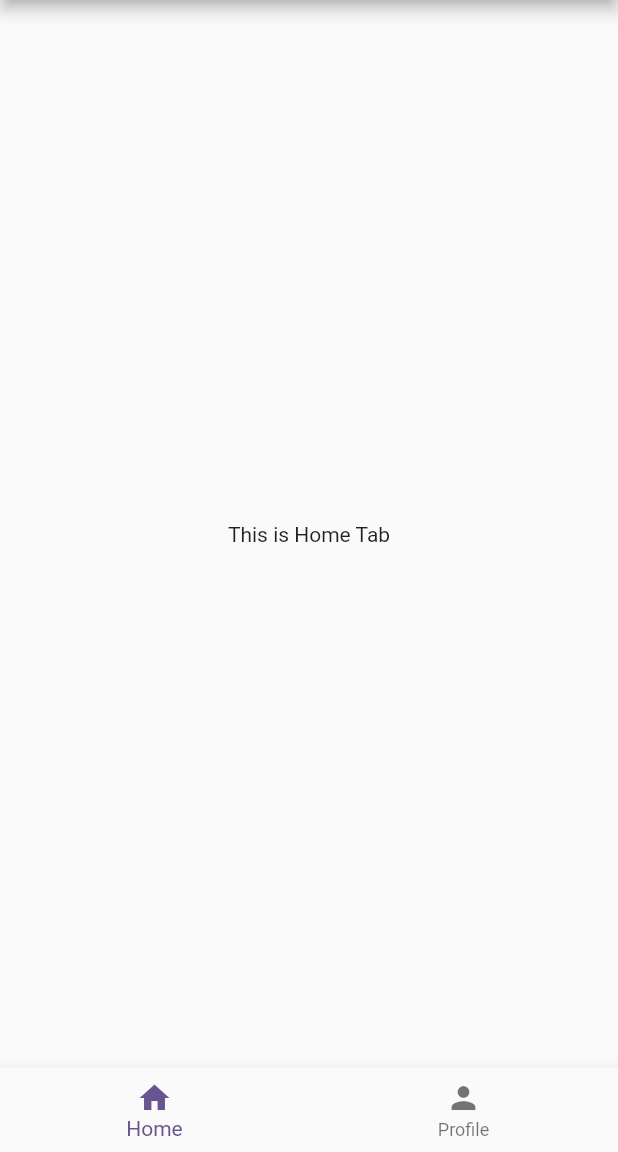
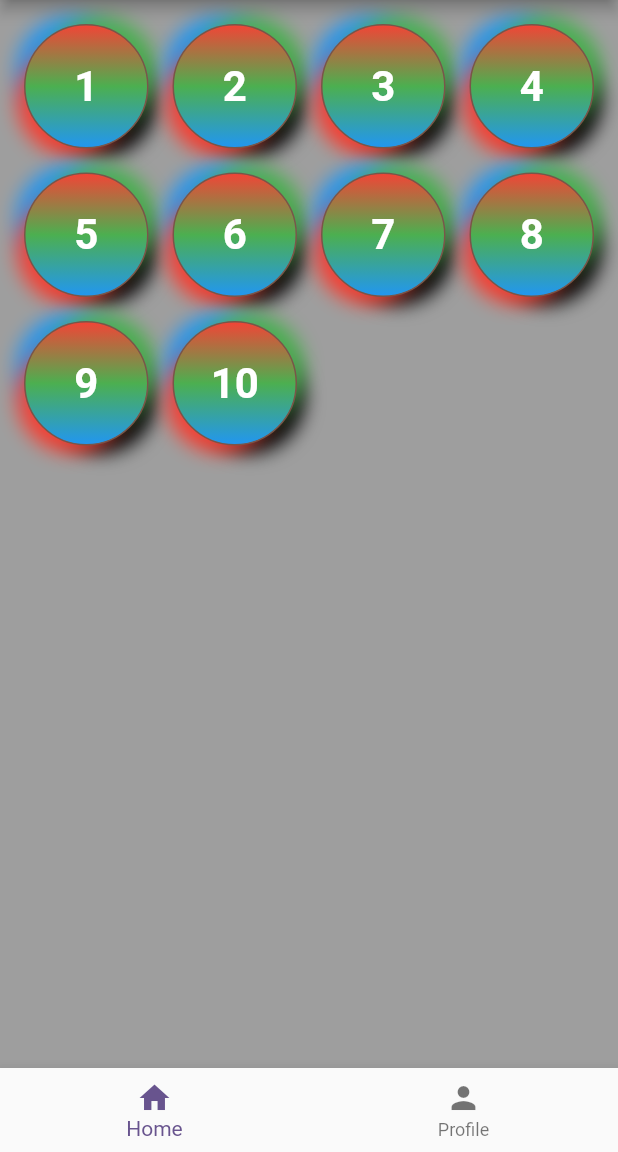
Before and after one commit to nixuiui/belajar-flutter-batch-2, a Flutter app: the MyHomePage screen opened directly, on a phone screen of 412 x 824 dp, the part 84-1236 px from its top. Run offline on Flutter 3.47's test engine with Material 3 defaults, Android fonts, the phone set to English and light mode, and no system bars.

Commit message:
add layouting widget

```diff
--- a/lib/main.dart
+++ b/lib/main.dart
@@ -1,4 +1,4 @@
-import 'package:belajar_flutter_batch_2/telegram.dart';
+import 'package:belajar_flutter_batch_2/my_home_page.dart';
 import 'package:flutter/material.dart';
 
 void main() {
@@ -16,7 +16,7 @@ class MyApp extends StatelessWidget {
         colorScheme: ColorScheme.fromSeed(seedColor: Colors.deepPurple),
         useMaterial3: false,
       ),
-      home: const TelegramPage(),
+      home: const MyHomePage(),
     );
   }
 }
--- a/lib/tabs/home_tab.dart
+++ b/lib/tabs/home_tab.dart
@@ -8,10 +8,182 @@ class HomeTab extends StatefulWidget {
 }
 
 class _HomeTabState extends State<HomeTab> {
+
+  final data = ["1", "2", "3", "4", "5", "6", "7", "8", "9", "10"];
+
   @override
   Widget build(BuildContext context) {
-    return const Center(
-      child: Text('This is Home Tab')
+    return Container(
+      color: Colors.grey,
+      child: GridView.count(
+        crossAxisCount: 4,
+        padding: const EdgeInsets.all(16),
+        mainAxisSpacing: 16,
+        crossAxisSpacing: 16,
+        children: data.map((e) => _buildBox(40, 40, e)).toList(),
+      ),
+    );
+
+    // return Container(
+    //   color: Colors.grey,
+    //   child: ListView.separated(
+    //     padding: const EdgeInsets.all(16),
+    //     itemCount: data.length,
+    //     separatorBuilder: (context, index) => const SizedBox(height: 32),
+    //     itemBuilder: (context, index) => _buildBox(40, 40, data[index])
+    //   ),
+    // );
+
+    // return Container(
+    //   color: Colors.grey,
+    //   child: ListView(
+    //     padding: const EdgeInsets.all(16),
+    //     children: [
+    //       _buildBox(40, 40, '1'),
+    //       _buildBox(40, 40, '2'),
+    //       _buildBox(40, 40, '1'),
+    //       _buildBox(40, 40, '2'),
+    //       SizedBox(
+    //         height: 72,
+    //         child: ListView(
+    //           padding: const EdgeInsets.all(16),
+    //           shrinkWrap: true,
+    //           physics: const ClampingScrollPhysics(),
+    //           scrollDirection: Axis.horizontal,
+    //           children: [
+    //             _buildBox(40, 40, '1'),
+    //             _buildBox(40, 40, '2'),
+    //             _buildBox(40, 40, '1'),
+    //             _buildBox(40, 40, '2'),
+    //             _buildBox(40, 40, '1'),
+    //             _buildBox(40, 40, '1'),
+    //             _buildBox(40, 40, '2'),
+    //             _buildBox(40, 40, '1'),
+    //             _buildBox(40, 40, '2'),
+    //             _buildBox(40, 40, '1'),
+    //             _buildBox(40, 40, '1'),
+    //             _buildBox(40, 40, '2'),
+    //             _buildBox(40, 40, '1'),
+    //             _buildBox(40, 40, '2'),
+    //             _buildBox(40, 40, '1'),
+    //           ],
+    //         ),
+    //       ),
+    //       ListView(
+    //         shrinkWrap: true,
+    //         physics: const ClampingScrollPhysics(),
+    //         children: [
+    //           _buildBox(40, 60, '2'),
+    //           _buildBox(40, 60, '1'),
+    //           _buildBox(40, 60, '2'),
+    //           _buildBox(40, 60, '1'),
+    //         ],
+    //       ),
+    //       _buildBox(40, 40, '2'),
+    //       _buildBox(40, 40, '1'),
+    //       _buildBox(40, 40, '2'),
+    //       _buildBox(40, 40, '1'),
+    //       _buildBox(40, 40, '2'),
+    //       _buildBox(40, 40, '1'),
+    //       _buildBox(40, 40, '2'),
+    //       _buildBox(40, 40, '1'),
+    //       _buildBox(40, 40, '2'),
+    //       _buildBox(40, 40, '1'),
+    //       _buildBox(40, 40, '2'),
+    //     ],
+    //   ),
+    // );
+
+    // return Container(
+    //   color: Colors.grey,
+    //   padding: const EdgeInsets.all(16),
+    //   child: Row(
+    //     crossAxisAlignment: CrossAxisAlignment.center,
+    //     mainAxisAlignment: MainAxisAlignment.spaceAround,
+    //     children: [
+    //       _buildBox(40, 70, '1'),
+    //       _buildBox(40, 90, '2'),
+    //       _buildBox(40, 100, '1'),
+    //       _buildBox(40, 40, '2'),
+    //     ],
+    //   ),
+    // );
+
+    // return Container(
+    //   color: Colors.grey,
+    //   padding: const EdgeInsets.all(16),
+    //   width: double.infinity,
+    //   child: Column(
+    //     crossAxisAlignment: CrossAxisAlignment.center,
+    //     mainAxisAlignment: MainAxisAlignment.spaceAround,
+    //     children: [
+    //       _buildBox(200, 50, '1'),
+    //       _buildBox(300, 50, '2'),
+    //       _buildBox(100, 50, '2'),
+    //       _buildBox(200, 50, '1'),
+    //       _buildBox(300, 50, '2'),
+    //       _buildBox(100, 50, '2'),
+    //     ],
+    //   ),
+    // );
+  }
+
+  Widget _buildBox(double width, double height, String text) {
+    return Container(
+      width: width,
+      height: height,
+      decoration: BoxDecoration(
+        borderRadius: BorderRadius.circular(100),
+        border: Border.all(color: Colors.brown),
+        color: Colors.grey,
+        gradient: const LinearGradient(
+          begin: Alignment.topLeft,
+          end: Alignment.bottomLeft,
+          colors: [
+            Colors.red,
+            Colors.green,
+            Colors.blue,
+          ]
+        ),
+        boxShadow: const [
+          BoxShadow(
+            color: Colors.black,
+            offset: Offset(10, 10),
+            blurRadius: 10,
+            spreadRadius: -5
+          ),
+          BoxShadow(
+            color: Colors.blue,
+            offset: Offset(-10, -10),
+            blurRadius: 10,
+            spreadRadius: -5
+          ),
+          BoxShadow(
+            color: Colors.red,
+            offset: Offset(-10, 10),
+            blurRadius: 10,
+            spreadRadius: -5
+          ),
+          BoxShadow(
+            color: Colors.green,
+            offset: Offset(10, -10),
+            blurRadius: 10,
+            spreadRadius: -5
+          ),
+        ],
+      ),
+      child: Center(
+        child: SizedBox(
+          child: Text(
+            text,
+            style: const TextStyle(
+              color: Colors.white,
+              fontWeight: FontWeight.bold,
+              fontSize: 28
+            ),
+          ),
+        ),
+      ),
     );
   }
 }
```
